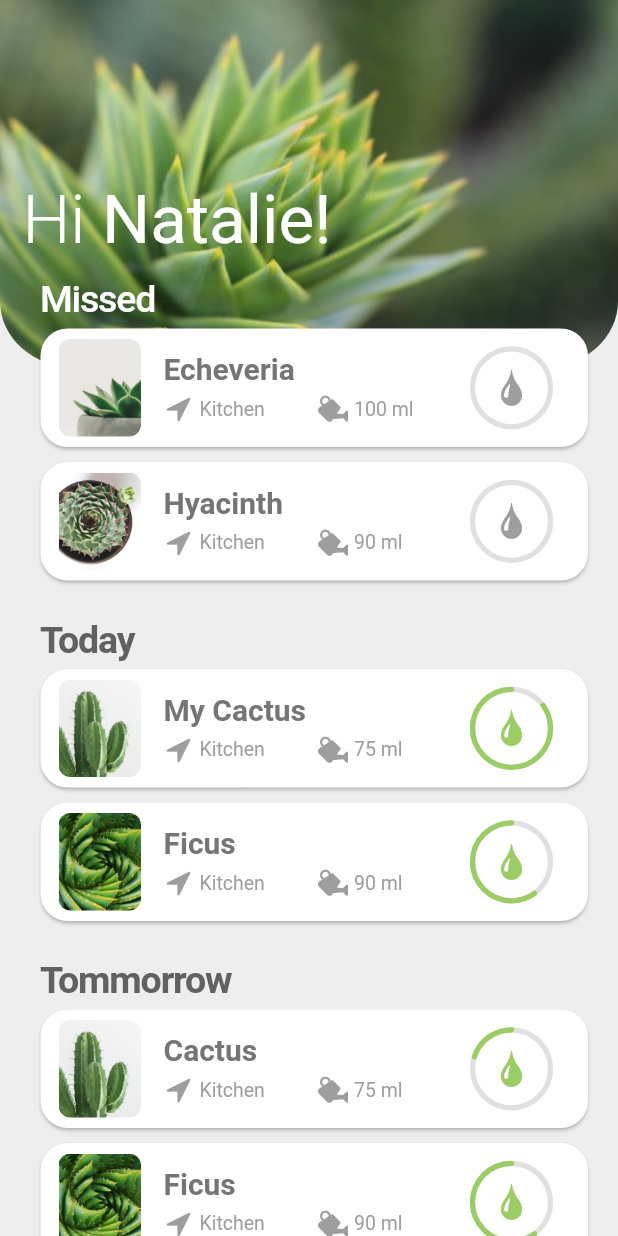
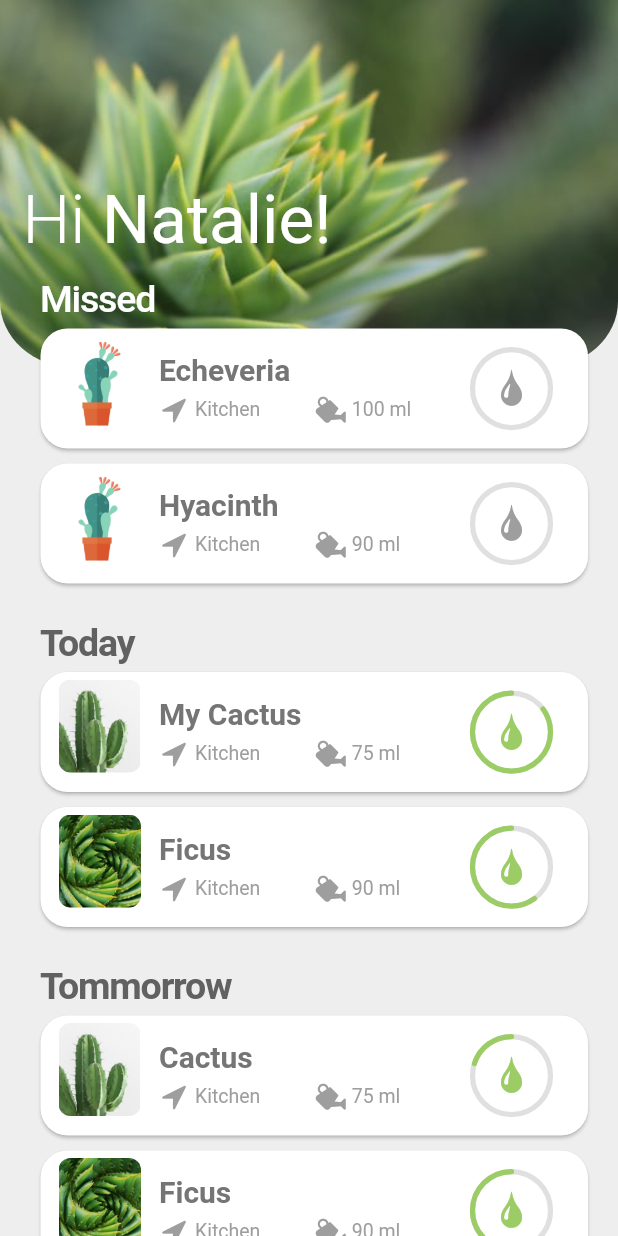
Before and after one commit to benjaminkostiuk/sprout, a Flutter app: the WateringList widget shown alone on an empty page, opened directly, on a phone screen of 412 x 824 dp. Run offline on Flutter 3.47's test engine with Material 2 defaults, Android fonts, the phone set to English and light mode, and no system bars; our stand-ins replace sliding_up_panel; missing offline and left inert: rect_getter.

Commit message:
minor updates to ui and image imports

```diff
--- a/lib/widgets/plantcard.dart
+++ b/lib/widgets/plantcard.dart
@@ -23,10 +23,12 @@ class PlantCard extends StatelessWidget {
         child: Row(
           children: <Widget>[
             Container(
+              //color: Colors.red,
               width: 55.0,
-              height: 65.0,
+              height: 70.0,
+              padding: EdgeInsets.only(bottom: 8.0),
               margin: EdgeInsets.only(
-                  top: 7.0, left: 12.0, bottom: 7.0, right: 15.0),
+                  top: 5.0, left: 12.0, bottom: 5.0, right: 12.0),
               child: Hero(
                 tag: plant.heroTag,
                 child: ClipRRect(
--- a/lib/widgets/wateringlist.dart
+++ b/lib/widgets/wateringlist.dart
@@ -118,11 +118,11 @@ class _WateringListState extends State<WateringList> {
   Map<String, List<PlantCard>> plantData = {
     'Missed': [
       PlantCard(
-        Plant('Echeveria', 'Kitchen', 100, 'assets/plant2.jpg', 0),
+        Plant('Echeveria', 'Kitchen', 100, 'assets/planticon2.png', 0),
         key: Key('100'),
       ),
       PlantCard(
-        Plant('Hyacinth', 'Kitchen', 90, 'assets/plant3.jpg', 0),
+        Plant('Hyacinth', 'Kitchen', 90, 'assets/planticon2.png', 0),
         key: Key('101'),
       ),
     ],
--- a/pubspec.yaml
+++ b/pubspec.yaml
@@ -44,11 +44,7 @@ flutter:
 
   # To add assets to your application, add an assets section, like this:
   assets:
-   - assets/aloe_vera.jpg
-   - assets/thorny-plant.jpg
-   - assets/plant2.jpg
-   - assets/plant3.jpg
-   - assets/heading.jpg
+   - assets/
 
   # An image asset can refer to one or more resolution-specific "variants", see
   # https://flutter.dev/assets-and-images/#resolution-aware.
```
Also changed, not shown: assets/planticon1.jpg (added), assets/planticon2.jpg (added), assets/planticon2.png (added).
